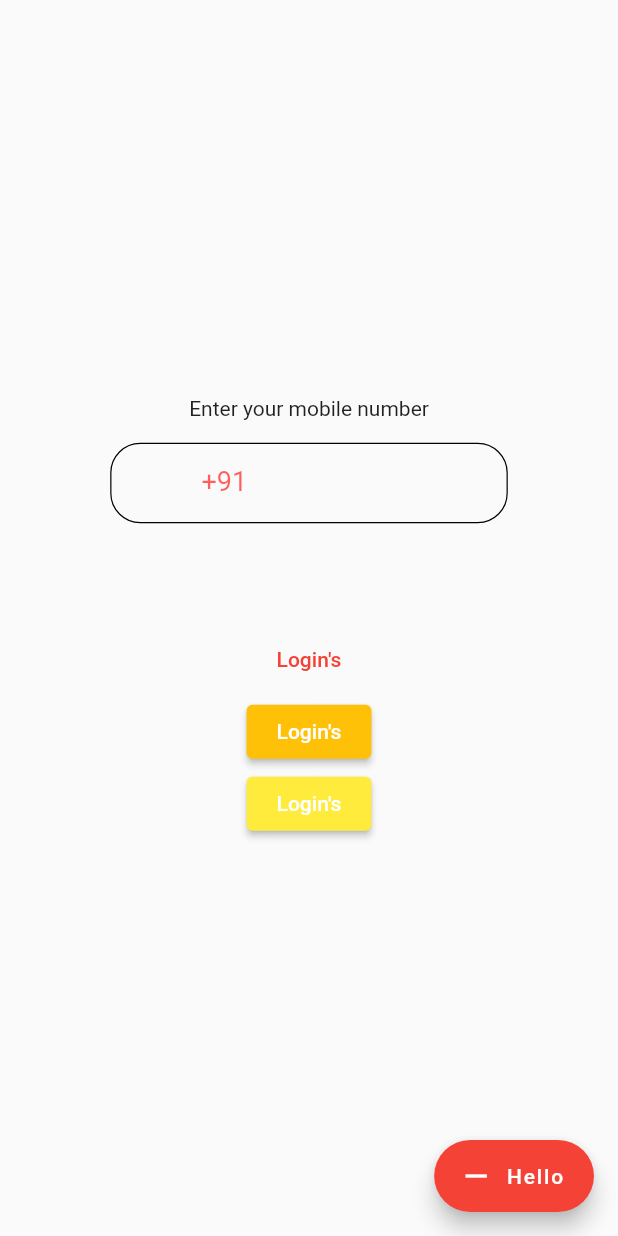
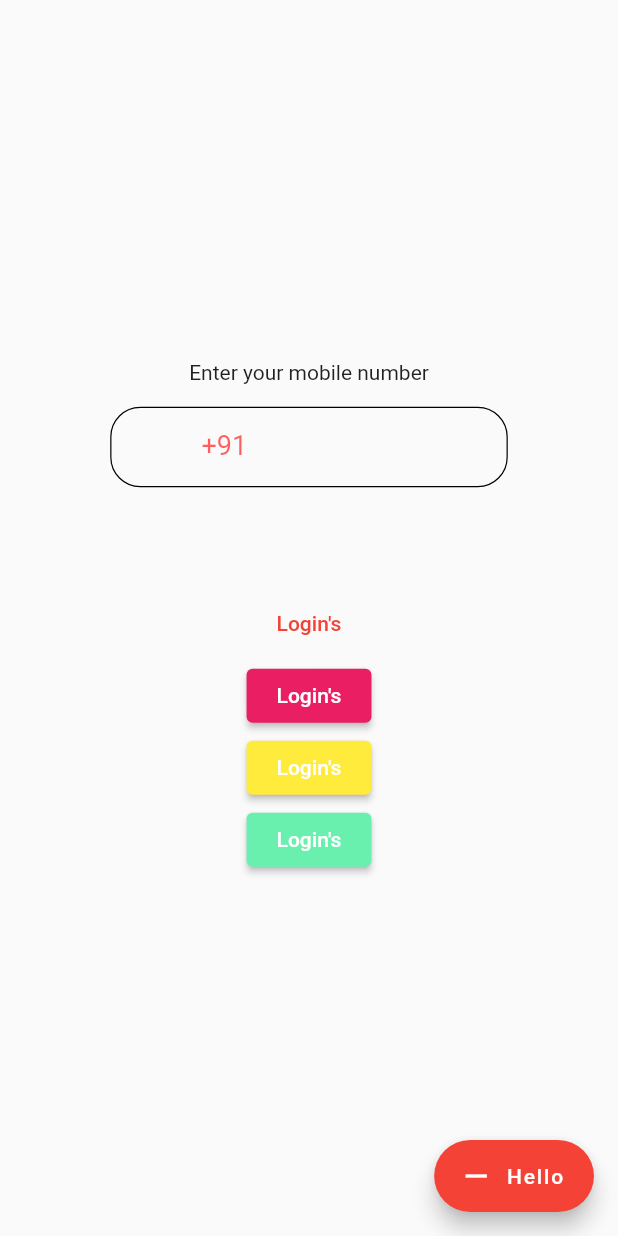
Before and after one commit to hrithikwins/bloodbank_app, a Flutter app: the MobileNumber screen opened directly, on a phone screen of 412 x 824 dp. Run offline on Flutter 3.47's test engine with Material 2 defaults, Android fonts, the phone set to English and light mode, and no system bars.

Commit message:
style from

```diff
--- a/lib/main.dart
+++ b/lib/main.dart
@@ -24,7 +24,7 @@ class MyApp extends StatelessWidget {
           elevatedButtonTheme: ElevatedButtonThemeData(
             style: ButtonStyle(
               backgroundColor: MaterialStateProperty.all(
-                Colors.amber,
+                Colors.pink,
               ),
               padding: MaterialStateProperty.all(
                   EdgeInsets.symmetric(horizontal: 20)),
--- a/lib/screens/mobile_number.dart
+++ b/lib/screens/mobile_number.dart
@@ -93,6 +93,15 @@ class MobileNumber extends StatelessWidget {
                   "Login's",
                 ),
               ),
+              ElevatedButton(
+                style: ElevatedButton.styleFrom(
+                  primary: Colors.greenAccent,
+                ),
+                onPressed: () => {},
+                child: Text(
+                  "Login's",
+                ),
+              ),
               // Container(
               //   height: 53,
               //   width: 263,
```
